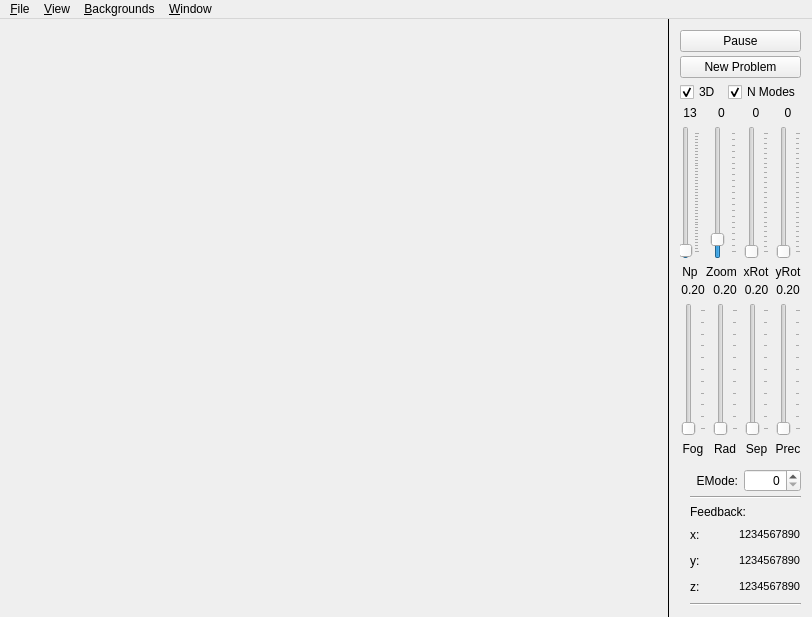
Above: Atomical/Qt4/mainwindow.ui from nagyistoce/cocoatutorials before the change. Below: the same form after it.
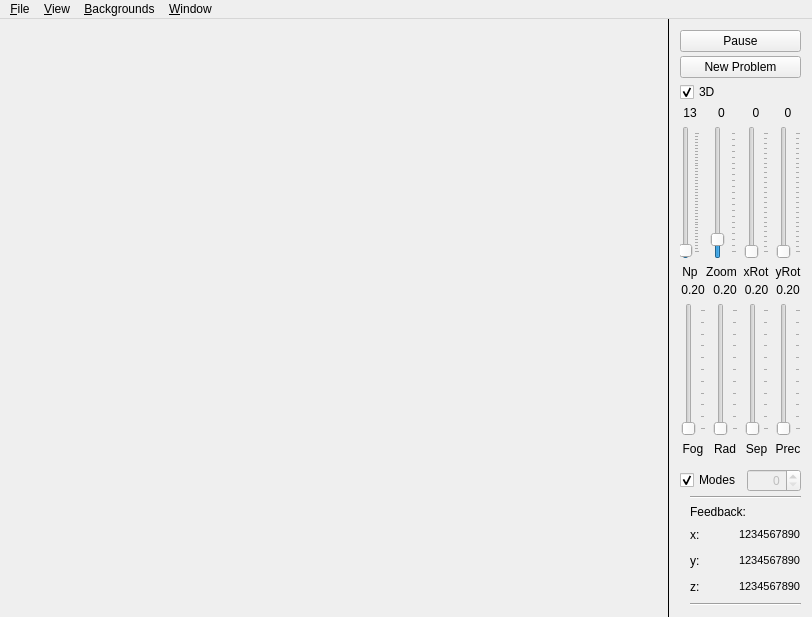
That is the form after the change. Icons and pictures are not drawn.

```diff
--- a/Atomical/Qt4/mainwindow.ui
+++ b/Atomical/Qt4/mainwindow.ui
@@ -146,16 +146,6 @@
            </property>
           </widget>
          </item>
-         <item>
-          <widget class="QCheckBox" name="normalModes">
-           <property name="text">
-            <string>N Modes</string>
-           </property>
-           <property name="checked">
-            <bool>true</bool>
-           </property>
-          </widget>
-         </item>
         </layout>
        </item>
        <item>
@@ -606,17 +596,20 @@
           <number>9</number>
          </property>
          <item>
-          <widget class="QLabel" name="label">
+          <widget class="QCheckBox" name="normalModes">
            <property name="text">
-            <string>EMode:</string>
+            <string>Modes</string>
            </property>
-           <property name="alignment">
-            <set>Qt::AlignRight|Qt::AlignTrailing|Qt::AlignVCenter</set>
+           <property name="checked">
+            <bool>true</bool>
            </property>
           </widget>
          </item>
          <item>
           <widget class="QSpinBox" name="eigenmodeValue">
+           <property name="enabled">
+            <bool>false</bool>
+           </property>
            <property name="alignment">
             <set>Qt::AlignRight|Qt::AlignTrailing|Qt::AlignVCenter</set>
            </property>
```
Left out of the diff: 38 changed lines with no effect on the pictures.
